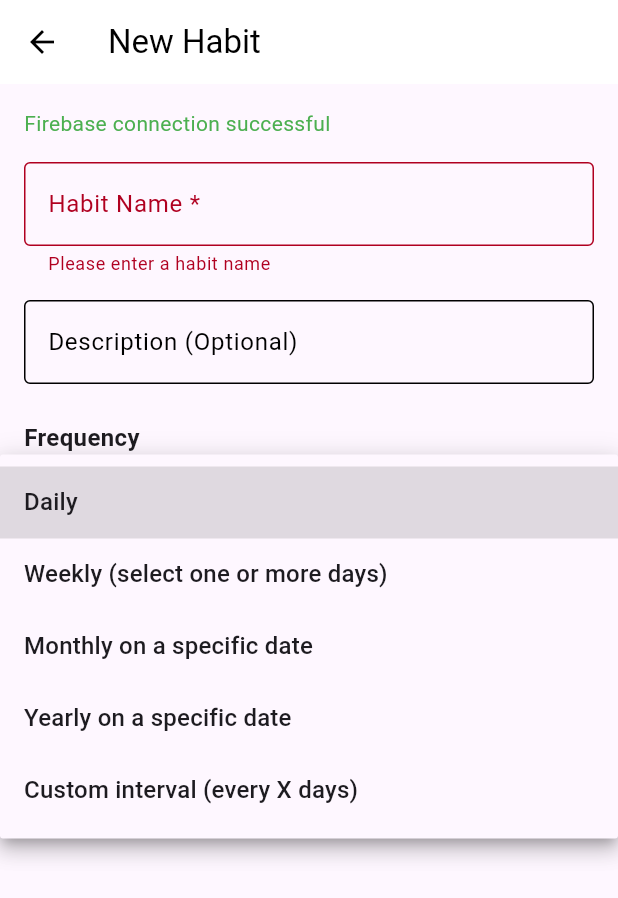
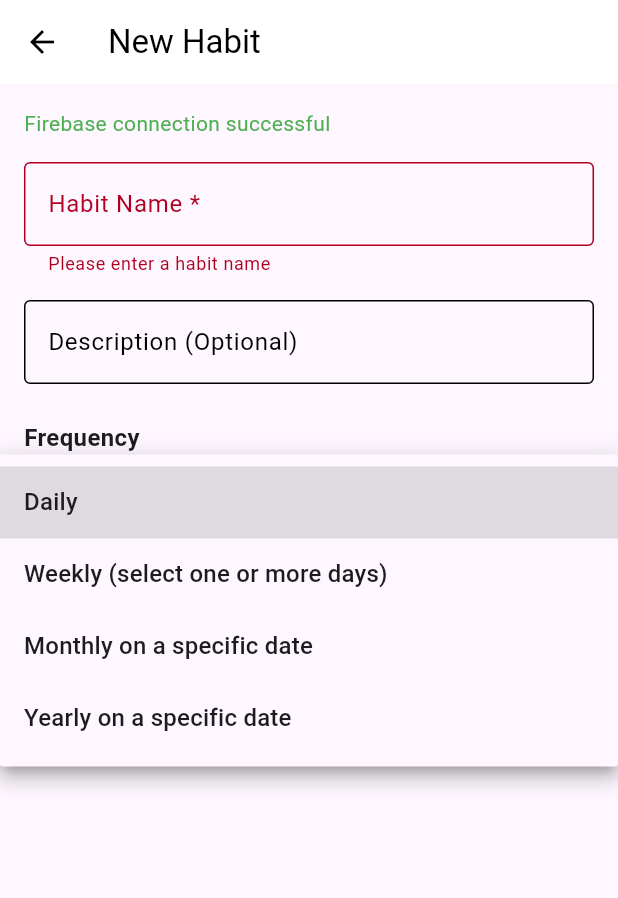
Before and after one commit to fabianbaumert/habitly, a Flutter app: the HabitFormScreen screen opened directly, after a tap on "Save Habit", after a tap on "Daily", on a phone screen of 412 x 824 dp. Shown: the top 898 px of the screen. Run offline on Flutter 3.47's test engine with Material 3 defaults, Android fonts, the phone set to English and light mode, and no system bars; our stand-ins replace cloud_firestore, connectivity_plus, dio, firebase_auth, firebase_core, flutter_native_splash and 5 more; accounts and stored records are empty; generated files the repository leaves out were written again.

Commit message:
feat: remove customInterval from Habit and FrequencyData models; update related screens and widgets

```diff
--- a/lib/models/frequency_data.dart
+++ b/lib/models/frequency_data.dart
@@ -6,14 +6,12 @@ class FrequencyData {
   final List<DayOfWeek>? specificDays; // Used for weekly selection
   final int? dayOfMonth;
   final int? month;
-  final int? customInterval;
 
   FrequencyData({
     required this.frequencyType,
     this.specificDays,
     this.dayOfMonth,
     this.month,
-    this.customInterval,
   });
 
   /// Create FrequencyData from a Habit
@@ -23,7 +21,6 @@ class FrequencyData {
       specificDays: habit.specificDays,
       dayOfMonth: habit.dayOfMonth,
       month: habit.month,
-      customInterval: habit.customInterval,
     );
   }
 
@@ -34,7 +31,6 @@ class FrequencyData {
       specificDays: specificDays,
       dayOfMonth: dayOfMonth,
       month: month,
-      customInterval: customInterval,
     );
   }
 
@@ -59,11 +55,8 @@ class FrequencyData {
           'July', 'August', 'September', 'October', 'November', 'December'
         ][month! - 1];
         return 'Yearly on $monthName $dayOfMonth';
-      case FrequencyType.custom:
-        if (customInterval == null || customInterval! <= 0) return 'Custom interval';
-        return customInterval == 1
-            ? 'Every day'
-            : 'Every $customInterval days';
+      default:
+        return '';
     }
   }
 }
--- a/lib/models/habit.dart
+++ b/lib/models/habit.dart
@@ -41,7 +41,6 @@ class Habit {
   List<DayOfWeek>? specificDays; // For weekly selection (one or more days)
   int? dayOfMonth;       // For monthly frequency (1-31)
   int? month;            // For yearly frequency (1-12)
-  int? customInterval;   // For custom interval (every X days)
   DateTime? lastCompletedDate; // To track the last completion
 
   Habit({
@@ -55,7 +54,6 @@ class Habit {
     this.specificDays,
     this.dayOfMonth,
     this.month,
-    this.customInterval,
     this.lastCompletedDate,
   });
 
@@ -72,7 +70,6 @@ class Habit {
       'specificDays': specificDays?.map((day) => day.value).toList(),
       'dayOfMonth': dayOfMonth,
       'month': month,
-      'customInterval': customInterval,
       'lastCompletedDate': lastCompletedDate != null ? Timestamp.fromDate(lastCompletedDate!) : null,
     };
   }
@@ -109,7 +106,6 @@ class Habit {
       specificDays: specificDays,
       dayOfMonth: data['dayOfMonth'],
       month: data['month'],
-      customInterval: data['customInterval'],
       lastCompletedDate: data['lastCompletedDate'] != null
           ? (data['lastCompletedDate'] as Timestamp).toDate()
           : null,
@@ -128,7 +124,6 @@ class Habit {
     List<DayOfWeek>? specificDays,
     int? dayOfMonth,
     int? month,
-    int? customInterval,
     DateTime? lastCompletedDate,
   }) {
     return Habit(
@@ -142,7 +137,6 @@ class Habit {
       specificDays: specificDays ?? this.specificDays,
       dayOfMonth: dayOfMonth ?? this.dayOfMonth,
       month: month ?? this.month,
-      customInterval: customInterval ?? this.customInterval,
       lastCompletedDate: lastCompletedDate ?? this.lastCompletedDate,
     );
   }
@@ -176,10 +170,7 @@ class Habit {
         if (dayOfMonth == null || month == null) return false;
         return date.day == dayOfMonth && date.month == month;
       case FrequencyType.custom:
-        if (customInterval == null || customInterval! <= 0 || lastCompletedDate == null) return true;
-        // Calculate days since last completion
-        final difference = date.difference(lastCompletedDate!).inDays;
-        return difference >= customInterval!;
+        return false;
     }
   }
 
@@ -205,10 +196,7 @@ class Habit {
         ][month! - 1];
         return 'Yearly on $monthName $dayOfMonth';
       case FrequencyType.custom:
-        if (customInterval == null || customInterval! <= 0) return 'Custom interval';
-        return customInterval == 1
-            ? 'Every day'
-            : 'Every $customInterval days';
+        return 'Custom interval';
     }
   }
 }
--- a/lib/providers/habit_provider.dart
+++ b/lib/providers/habit_provider.dart
@@ -327,7 +327,6 @@ class HabitsNotifier extends StateNotifier<AsyncValue<List<Habit>>> {
     List<DayOfWeek>? specificDays,
     int? dayOfMonth,
     int? month,
-    int? customInterval,
   }) async {
     try {
       Habit? habitToUpdate;
@@ -342,7 +341,6 @@ class HabitsNotifier extends StateNotifier<AsyncValue<List<Habit>>> {
           specificDays: specificDays,
           dayOfMonth: dayOfMonth,
           month: month,
-          customInterval: customInterval,
         );
 
         await updateHabit(updatedHabit);
--- a/lib/screens/habit_form_screen.dart
+++ b/lib/screens/habit_form_screen.dart
@@ -33,7 +33,6 @@ class _HabitFormScreenState extends ConsumerState<HabitFormScreen> {
   List<DayOfWeek>? _specificDays;
   int? _dayOfMonth;
   int? _month;
-  int? _customInterval;
 
   @override
   void initState() {
@@ -49,7 +48,6 @@ class _HabitFormScreenState extends ConsumerState<HabitFormScreen> {
       _specificDays = widget.existingHabit!.specificDays;
       _dayOfMonth = widget.existingHabit!.dayOfMonth;
       _month = widget.existingHabit!.month;
-      _customInterval = widget.existingHabit!.customInterval;
     } else {
       // Only test Firebase connection in create mode
       _testFirebaseConnection();
@@ -97,14 +95,12 @@ class _HabitFormScreenState extends ConsumerState<HabitFormScreen> {
     List<DayOfWeek>? specificDays,
     int? dayOfMonth,
     int? month,
-    int? customInterval,
   }) {
     setState(() {
       _frequencyType = frequencyType;
       _specificDays = specificDays;
       _dayOfMonth = dayOfMonth;
       _month = month;
-      _customInterval = customInterval;
     });
   }
 
@@ -136,7 +132,6 @@ class _HabitFormScreenState extends ConsumerState<HabitFormScreen> {
           specificDays: _specificDays,
           dayOfMonth: _dayOfMonth,
           month: _month,
-          customInterval: _customInterval,
         );
 
         // Update habit through provider
@@ -163,7 +158,6 @@ class _HabitFormScreenState extends ConsumerState<HabitFormScreen> {
           specificDays: _specificDays,
           dayOfMonth: _dayOfMonth,
           month: _month,
-          customInterval: _customInterval,
         );
 
         // Add the habit using the provider
@@ -251,7 +245,6 @@ class _HabitFormScreenState extends ConsumerState<HabitFormScreen> {
                 initialSpecificDays: _specificDays,
                 initialDayOfMonth: _dayOfMonth,
                 initialMonth: _month,
-                initialCustomInterval: _customInterval,
                 onFrequencyChanged: _handleFrequencyChanged,
               ),
               const SizedBox(height: 32),
--- a/lib/widgets/frequency_selector.dart
+++ b/lib/widgets/frequency_selector.dart
@@ -15,16 +15,12 @@ class FrequencySelector extends StatefulWidget {
   /// The current month (for existing yearly habits)
   final int? initialMonth;
 
-  /// The current custom interval (for existing custom habits)
-  final int? initialCustomInterval;
-
   /// Callback when frequency settings change
   final void Function({
     required FrequencyType frequencyType,
     List<DayOfWeek>? specificDays,
     int? dayOfMonth,
     int? month,
-    int? customInterval,
   }) onFrequencyChanged;
 
   const FrequencySelector({
@@ -33,7 +29,6 @@ class FrequencySelector extends StatefulWidget {
     this.initialSpecificDays,
     this.initialDayOfMonth,
     this.initialMonth,
-    this.initialCustomInterval,
     required this.onFrequencyChanged,
   }) : super(key: key);
 
@@ -46,7 +41,6 @@ class _FrequencySelectorState extends State<FrequencySelector> {
   List<DayOfWeek> _specificDays = [];
   int? _dayOfMonth;
   int? _month;
-  int? _customInterval;
 
   @override
   void initState() {
@@ -55,7 +49,6 @@ class _FrequencySelectorState extends State<FrequencySelector> {
     _specificDays = widget.initialSpecificDays ?? [];
     _dayOfMonth = widget.initialDayOfMonth;
     _month = widget.initialMonth;
-    _customInterval = widget.initialCustomInterval ?? 1;
   }
 
   void _notifyFrequencyChanged() {
@@ -64,7 +57,6 @@ class _FrequencySelectorState extends State<FrequencySelector> {
       specificDays: _specificDays.isNotEmpty ? _specificDays : null,
       dayOfMonth: _dayOfMonth,
       month: _month,
-      customInterval: _customInterval,
     );
   }
 
@@ -89,7 +81,9 @@ class _FrequencySelectorState extends State<FrequencySelector> {
             border: OutlineInputBorder(),
             contentPadding: EdgeInsets.symmetric(horizontal: 12, vertical: 8),
           ),
-          items: FrequencyType.values.map((type) {
+          items: FrequencyType.values
+              .where((type) => type != FrequencyType.custom)
+              .map((type) {
             return DropdownMenuItem<FrequencyType>(
               value: type,
               child: Text(_getFrequencyTypeLabel(type)),
@@ -123,8 +117,8 @@ class _FrequencySelectorState extends State<FrequencySelector> {
         return 'Monthly on a specific date';
       case FrequencyType.yearly:
         return 'Yearly on a specific date';
-      case FrequencyType.custom:
-        return 'Custom interval (every X days)';
+      default:
+        return '';
     }
   }
 
@@ -138,8 +132,8 @@ class _FrequencySelectorState extends State<FrequencySelector> {
         return _buildMonthlySelector();
       case FrequencyType.yearly:
         return _buildYearlySelector();
-      case FrequencyType.custom:
-        return _buildCustomIntervalSelector();
+      default:
+        return const SizedBox.shrink();
     }
   }
 
@@ -266,7 +260,7 @@ class _FrequencySelectorState extends State<FrequencySelector> {
                       setState(() {
                         _dayOfMonth = day;
                       });
-                      _notifyFrequencyChanged();
+                        _notifyFrequencyChanged();
                     }
                   },
                 ),
@@ -277,39 +271,4 @@ class _FrequencySelectorState extends State<FrequencySelector> {
       ],
     );
   }
-
-  Widget _buildCustomIntervalSelector() {
-    return Column(
-      crossAxisAlignment: CrossAxisAlignment.start,
-      children: [
-        const Text('Repeat every:'),
-        const SizedBox(height: 8),
-        Row(
-          children: [
-            Expanded(
-              child: TextFormField(
-                initialValue: (_customInterval ?? 1).toString(),
-                keyboardType: TextInputType.number,
-                decoration: const InputDecoration(
-                  border: OutlineInputBorder(),
-                  contentPadding: EdgeInsets.symmetric(horizontal: 12, vertical: 8),
-                ),
-                onChanged: (value) {
-                  final interval = int.tryParse(value);
-                  if (interval != null && interval > 0) {
-                    setState(() {
-                      _customInterval = interval;
-                    });
-                    _notifyFrequencyChanged();
-                  }
-                },
-              ),
-            ),
-            const SizedBox(width: 8),
-            const Text('days'),
-          ],
-        ),
-      ],
-    );
-  }
 }
```
